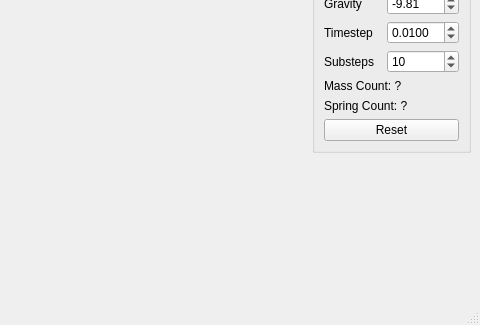
Above: ui/MainWindow.ui from jw0z96/STAMassSpring before the change; both pictures show x 655 to 1135 and y 416 to 741 of the 1135 by 741 pixel window. Below: the same form after it.
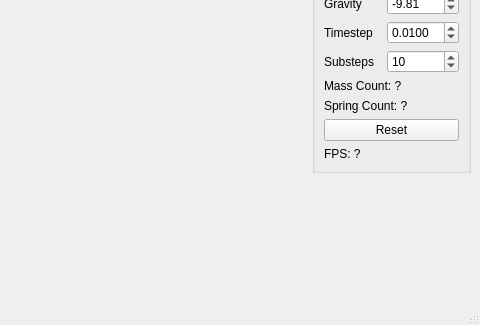
That is the form after the change.

Diff of the .ui file:
```diff
--- a/ui/MainWindow.ui
+++ b/ui/MainWindow.ui
@@ -287,6 +287,13 @@
            </property>
           </widget>
          </item>
+         <item row="8" column="0">
+          <widget class="QLabel" name="framesPerSecondLabel">
+           <property name="text">
+            <string>FPS: ?</string>
+           </property>
+          </widget>
+         </item>
         </layout>
        </widget>
       </item>
```
Left out of the diff: 2 changed lines with no effect on the pictures.
